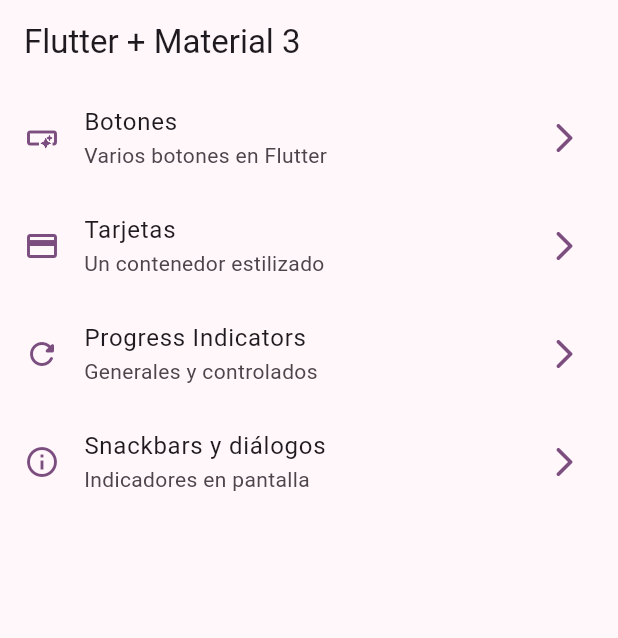
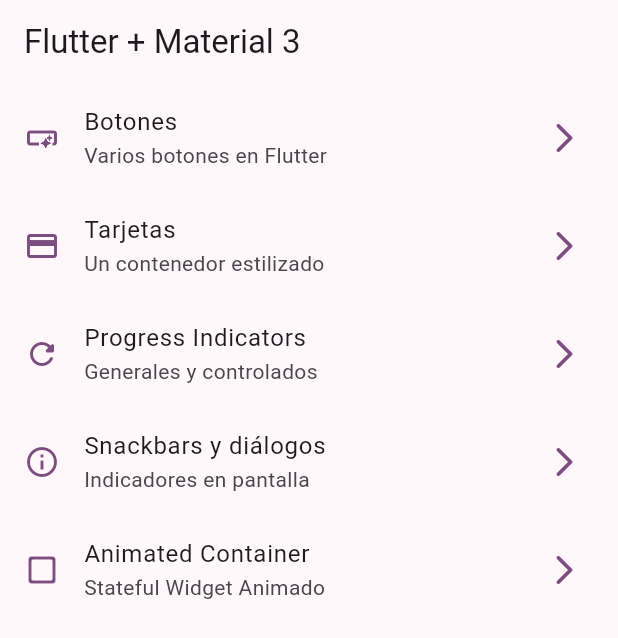
Before and after one commit to sash830/widgets-app, a Flutter app: the screen it shows after launch, on a phone screen of 412 x 824 dp. Shown: the top 638 px of the screen. Run offline on Flutter 3.47's test engine with Material 3 defaults, Android fonts, the phone set to English and light mode, and no system bars; our stand-ins replace go_router.

Commit message:
nombres de go_router corregidos

```diff
--- a/lib/config/menu/menu_items.dart
+++ b/lib/config/menu/menu_items.dart
@@ -46,5 +46,12 @@ const appMenuItems = <MenuItem> [
     icon: Icons.info_outline
     ),
 
+    MenuItem(
+    title: 'Animated Container',
+    subTitle: 'Stateful Widget Animado',
+    link: '/animated',
+    icon: Icons.check_box_outline_blank_rounded
+    ),
+
 
 ];
--- a/lib/config/router/app_router.dart
+++ b/lib/config/router/app_router.dart
@@ -32,11 +32,17 @@ final appRouter = GoRouter(
     ),
 
 
-       GoRoute(
+      GoRoute(
       path: '/snackbars',
       name: SnackbarScreen.name,
       builder: (context, state) => const SnackbarScreen(),
     ),
 
+     GoRoute(
+      path: '/animated',
+      name: AnimatedScreen.name,
+      builder: (context, state) => const AnimatedScreen(),
+    ),
+
   ],
 );
```
